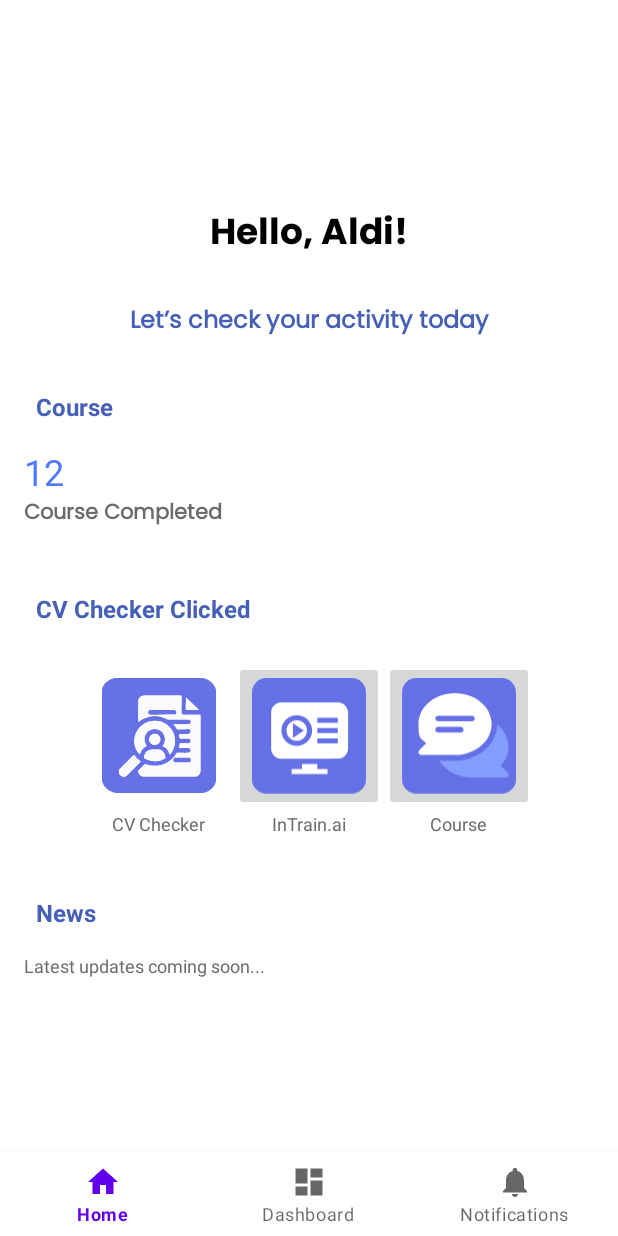
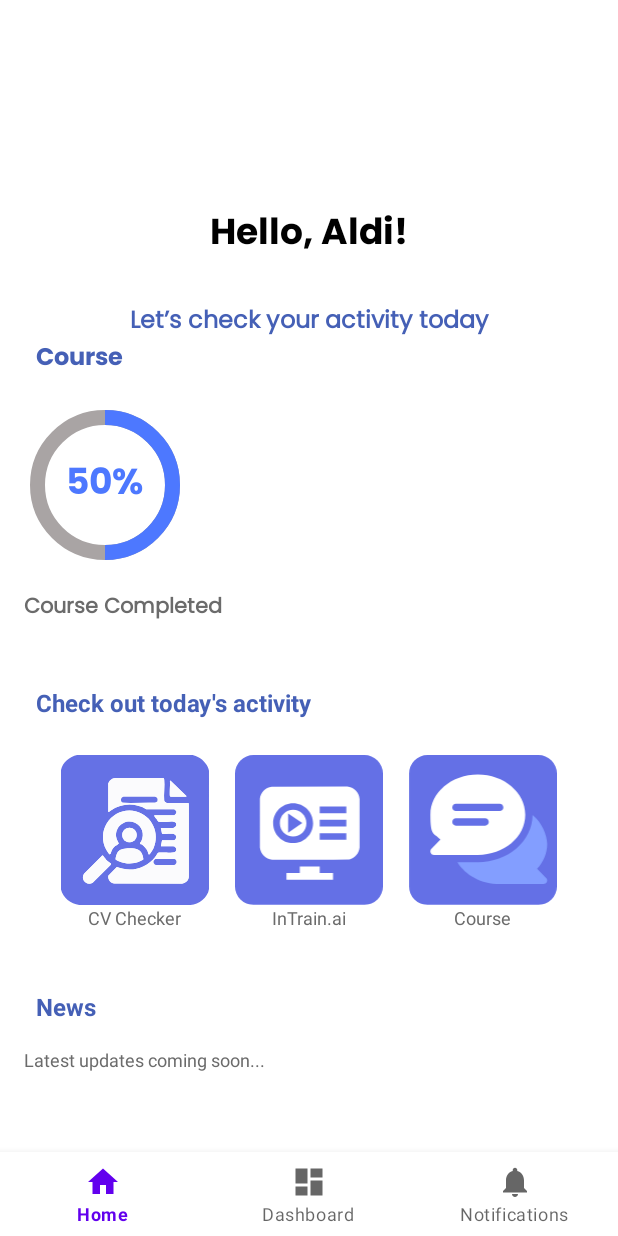
Before and after one commit to intrain-ai/mobile-intrain, an Android app: the screen it shows after launch (MainActivity), after a tap on "CV Checker Icon", on a phone screen of 412 x 824 dp. Run offline under Robolectric (Android 15) with nearby library versions, the phone set to English and light mode, and no system bars; our stand-ins replace navigation-ui.

Commit message:
add Course Progress and make it Button for Testing Course Progress Bar

```diff
--- a/app/build.gradle.kts
+++ b/app/build.gradle.kts
@@ -1,3 +1,5 @@
+import org.gradle.kotlin.dsl.implementation
+
 plugins {
     alias(libs.plugins.android.application)
     alias(libs.plugins.kotlin.android)
@@ -68,7 +70,7 @@ dependencies {
     ksp("androidx.room:room-compiler:2.7.0")
     implementation ("androidx.datastore:datastore-preferences:1.1.1")
     implementation ("androidx.datastore:datastore-core:1.1.1")
-
     implementation ("com.google.android.material:material:1.11.0")
 
+
 }
--- a/app/src/main/java/com/mercu/intrain/ui/home/HomeFragment.kt
+++ b/app/src/main/java/com/mercu/intrain/ui/home/HomeFragment.kt
@@ -4,10 +4,11 @@ import android.os.Bundle
 import android.view.LayoutInflater
 import android.view.View
 import android.view.ViewGroup
-import android.widget.TextView
 import androidx.fragment.app.Fragment
 import androidx.lifecycle.ViewModelProvider
 import com.mercu.intrain.databinding.FragmentHomeBinding
+import com.google.android.material.progressindicator.CircularProgressIndicator
+import android.widget.TextView
 
 class HomeFragment : Fragment() {
 
@@ -27,30 +28,46 @@ class HomeFragment : Fragment() {
         _binding = FragmentHomeBinding.inflate(inflater, container, false)
         val root: View = binding.root
 
-        // Observe the ViewModel's data and update the TextViews accordingly
+        // Observe the ViewModel's data and update the TextViews and progress bar accordingly
         homeViewModel.text.observe(viewLifecycleOwner) {
             binding.helloText.text = it // Update the "Hello, Aldi!" TextView
         }
 
-        homeViewModel.courseCompleted.observe(viewLifecycleOwner) {
-            binding.courseCompleted.text = it.toString() // Update the course completed count TextView
+        homeViewModel.courseDescription.observe(viewLifecycleOwner) {
+            binding.courseDescription.text = it // Update course description
         }
 
-        homeViewModel.courseDescription.observe(viewLifecycleOwner) {
-            binding.courseDescription.text = it // Update the course description TextView
+        homeViewModel.courseProgress.observe(viewLifecycleOwner) {
+            // Set the progress dynamically based on the LiveData value (from 0 to 100)
+            binding.courseProgress.progress = it.toInt() // Cast to Int for the progress value
+
+            // Update the text in the center of the progress circle
+            binding.progressText.text = "${it.toInt()}%" // Update percentage in the center
         }
 
         homeViewModel.activityContent.observe(viewLifecycleOwner) {
-            binding.activityLabel.text = it // Update the activity label TextView
+            binding.activityLabel.text = it // Update activity content
         }
 
         homeViewModel.newsContent.observe(viewLifecycleOwner) {
-            binding.newsContent.text = it // Update the news content TextView
+            binding.newsContent.text = it // Update news content
         }
 
-        // Example of updating the activity content when an icon is clicked
+        // Simulate progress increase (e.g., progress from 0% to 100% over time)
+        // Example: Update the progress to 50% after 2 seconds
         binding.cvCheckerIcon.setOnClickListener {
-            homeViewModel.updateActivity("CV Checker Clicked") // Update activity content when clicked
+            // You can update the progress dynamically like this:
+            homeViewModel.updateProgress(50f) // Update progress to 50%
+        }
+
+        binding.inTrainIcon.setOnClickListener {
+            // You can update the progress dynamically like this:
+            homeViewModel.updateProgress(20f) // Update progress to 20%
+        }
+
+        binding.courseIcon.setOnClickListener {
+            // You can update the progress dynamically like this:
+            homeViewModel.updateProgress(80f) // Update progress to 80%
         }
 
         return root
@@ -58,6 +75,6 @@ class HomeFragment : Fragment() {
 
     override fun onDestroyView() {
         super.onDestroyView()
-        _binding = null // Prevent memory leaks by clearing the binding reference
+        _binding = null
     }
 }
--- a/app/src/main/java/com/mercu/intrain/ui/home/HomeViewModel.kt
+++ b/app/src/main/java/com/mercu/intrain/ui/home/HomeViewModel.kt
@@ -6,16 +6,25 @@ import androidx.lifecycle.ViewModel
 
 class HomeViewModel : ViewModel() {
 
-    // LiveData to hold the data for the UI elements
+    // LiveData for course progress (represented as a percentage)
+    private val _courseProgress = MutableLiveData<Float>().apply {
+        value = 0f
+    }
+    val courseProgress: LiveData<Float> = _courseProgress
+
+    fun updateProgress(progress: Float) {
+        _courseProgress.value = progress
+    }
+
     private val _text = MutableLiveData<String>().apply {
         value = "Hello, Aldi!"
     }
     val text: LiveData<String> = _text
 
-    private val _courseCompleted = MutableLiveData<Int>().apply {
-        value = 12 // Sample number of courses completed
-    }
-    val courseCompleted: LiveData<Int> = _courseCompleted
+//    private val _courseCompleted = MutableLiveData<Int>().apply {
+//        value = 12
+//    }
+//    val courseCompleted: LiveData<Int> = _courseCompleted
 
     private val _courseDescription = MutableLiveData<String>().apply {
         value = "Course Completed"
@@ -31,9 +40,4 @@ class HomeViewModel : ViewModel() {
         value = "Latest updates coming soon..."
     }
     val newsContent: LiveData<String> = _newsContent
-
-    // Example of updating data in ViewModel
-    fun updateActivity(activity: String) {
-        _activityContent.value = activity
-    }
 }
--- a/app/src/main/res/layout/fragment_home.xml
+++ b/app/src/main/res/layout/fragment_home.xml
@@ -12,8 +12,8 @@
         android:layout_height="wrap_content"
         android:layout_marginTop="64dp"
         android:layout_marginBottom="8dp"
-        android:layout_marginStart="16dp"
-        android:layout_marginEnd="16dp"
+        android:layout_marginStart="8dp"
+        android:layout_marginEnd="8dp"
         android:text="@string/welcoming_message"
         android:textStyle="bold"
         android:textSize="24sp"
@@ -45,7 +45,7 @@
         android:layout_width="0dp"
         android:layout_height="wrap_content"
         android:orientation="vertical"
-        app:layout_constraintTop_toBottomOf="@id/activityText"
+        app:layout_constraintTop_toBottomOf="@id/helloText"
         app:layout_constraintStart_toStartOf="parent"
         app:layout_constraintEnd_toEndOf="parent"
         android:padding="16dp">
@@ -54,30 +54,55 @@
             android:id="@+id/courseTitle"
             android:layout_width="wrap_content"
             android:layout_height="wrap_content"
+            android:layout_gravity="start"
+            android:layout_marginTop="8dp"
+            android:layout_marginBottom="8dp"
+            android:fontFamily="@font/poppinsbold"
+            android:padding="8dp"
             android:text="@string/course"
+            android:textColor="#4560b6"
             android:textSize="16sp"
-            android:textStyle="bold"
-            android:textColor="#4560b6"
-            android:layout_gravity="start"
-            android:layout_marginBottom="8dp"
-            android:padding="8dp"/>
+            android:textStyle="bold" />
 
-        <TextView
-            android:id="@+id/courseCompleted"
+        <RelativeLayout
             android:layout_width="wrap_content"
             android:layout_height="wrap_content"
-            android:text="12"
-            android:textSize="24sp"
-            android:textColor="#4D78FF" />
+            android:layout_marginBottom="16dp">
+
+            <!-- Circular Progress Bar -->
+            <com.google.android.material.progressindicator.CircularProgressIndicator
+                android:id="@+id/courseProgress"
+                android:layout_width="100dp"
+                android:layout_height="100dp"
+                app:indicatorColor="#4D78FF"
+                app:indicatorSize="100dp"
+                android:layout_centerInParent="true"
+                app:trackColor="#A9A4A4"
+                app:trackThickness="10dp"
+                android:progress="0"
+                android:max="100" />
+
+            <!-- Progress Number -->
+            <TextView
+                android:id="@+id/progressText"
+                android:layout_width="wrap_content"
+                android:layout_height="wrap_content"
+                android:text="0"
+                android:textSize="24sp"
+                android:textColor="#4D78FF"
+                android:layout_centerInParent="true"
+                android:textStyle="bold"
+                android:fontFamily="@font/poppinsbold"/>
+        </RelativeLayout>
 
         <TextView
             android:id="@+id/courseDescription"
             android:layout_width="wrap_content"
             android:layout_height="wrap_content"
-            android:fontFamily="@font/poppinsregular"
-            android:textStyle="bold"
             android:text="@string/course_completed"
             android:textSize="14sp"
+            android:textStyle="bold"
+            android:fontFamily="@font/poppinsregular"
             android:textColor="#6B6B6B" />
     </LinearLayout>
 
@@ -118,8 +143,9 @@
                 android:orientation="vertical"
                 android:gravity="center"
                 android:layout_width="wrap_content"
-                android:layout_height="wrap_content">
-                <ImageButton
+                android:layout_height="wrap_content"
+                android:layout_marginEnd="16dp">
+                <ImageView
                     android:id="@+id/cvCheckerIcon"
                     android:layout_width="100dp"
                     android:layout_height="100dp"
@@ -141,8 +167,9 @@
                 android:orientation="vertical"
                 android:gravity="center"
                 android:layout_width="wrap_content"
-                android:layout_height="wrap_content">
-                <ImageButton
+                android:layout_height="wrap_content"
+                android:layout_marginEnd="16dp">
+                <ImageView
                     android:id="@+id/inTrainIcon"
                     android:layout_width="100dp"
                     android:layout_height="100dp"
@@ -164,7 +191,7 @@
                 android:gravity="center"
                 android:layout_width="wrap_content"
                 android:layout_height="wrap_content">
-                <ImageButton
+                <ImageView
                     android:id="@+id/courseIcon"
                     android:layout_width="100dp"
                     android:layout_height="100dp"
```
